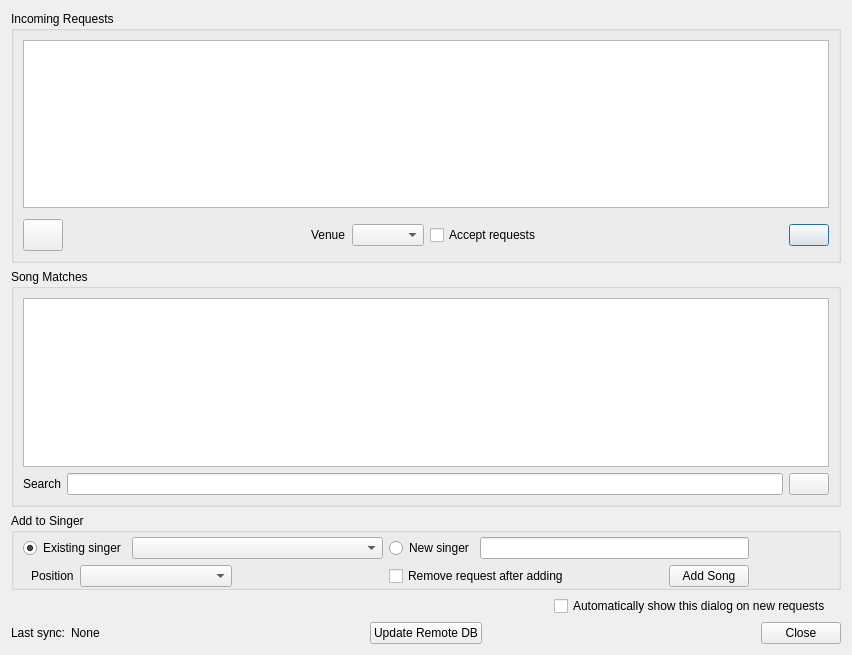
OpenKJ/OpenKJ, file OpenKJ/dlgrequests.ui: the form before one commit.
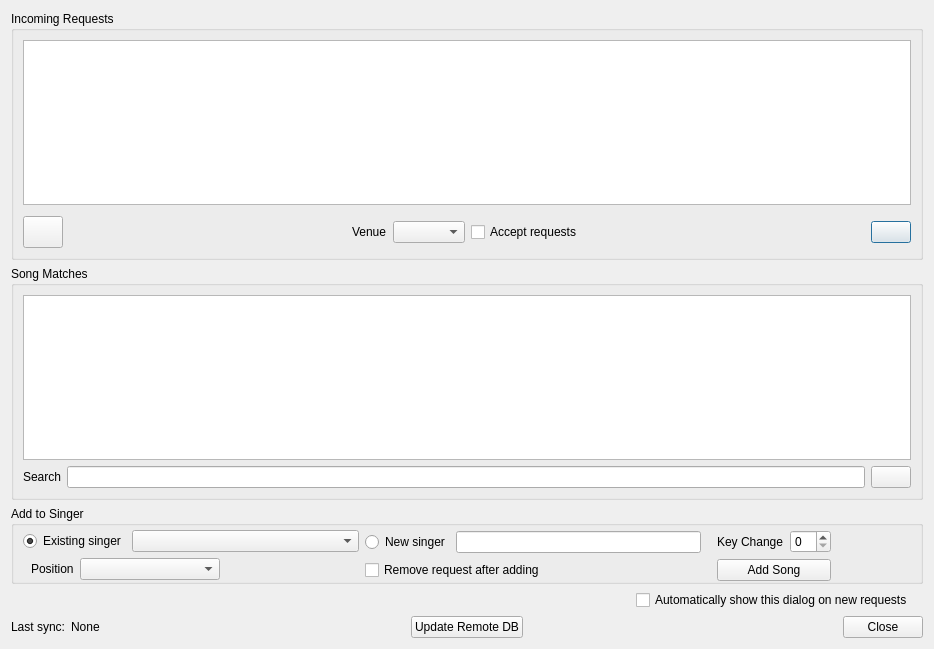
The form after the commit. Icons and pictures are not drawn. Custom widgets are drawn as their Qt base class.

Diff of the .ui file:
```diff
--- a/OpenKJ/dlgrequests.ui
+++ b/OpenKJ/dlgrequests.ui
@@ -6,8 +6,8 @@
    <rect>
     <x>0</x>
     <y>0</y>
-    <width>852</width>
-    <height>655</height>
+    <width>934</width>
+    <height>649</height>
    </rect>
   </property>
   <property name="windowTitle">
@@ -346,6 +346,37 @@
                 </property>
                </spacer>
               </item>
+             </layout>
+            </item>
+           </layout>
+          </item>
+         </layout>
+        </item>
+        <item>
+         <layout class="QVBoxLayout" name="verticalLayout_7">
+          <property name="leftMargin">
+           <number>10</number>
+          </property>
+          <property name="rightMargin">
+           <number>0</number>
+          </property>
+          <item>
+           <layout class="QHBoxLayout" name="horizontalLayout_13">
+            <property name="topMargin">
+             <number>0</number>
+            </property>
+            <item>
+             <widget class="QLabel" name="label_4">
+              <property name="text">
+               <string>Key Change</string>
+              </property>
+             </widget>
+            </item>
+            <item>
+             <widget class="QSpinBox" name="spinBoxKey"/>
+            </item>
+           </layout>
+          </item>
               <item>
                <widget class="QPushButton" name="pushButtonAddSong">
                 <property name="focusPolicy">
@@ -355,10 +386,6 @@
                  <string>Add Song</string>
                 </property>
                </widget>
-              </item>
-             </layout>
-            </item>
-           </layout>
           </item>
          </layout>
         </item>
```
Lines whose indentation alone changed are shown as unchanged.
